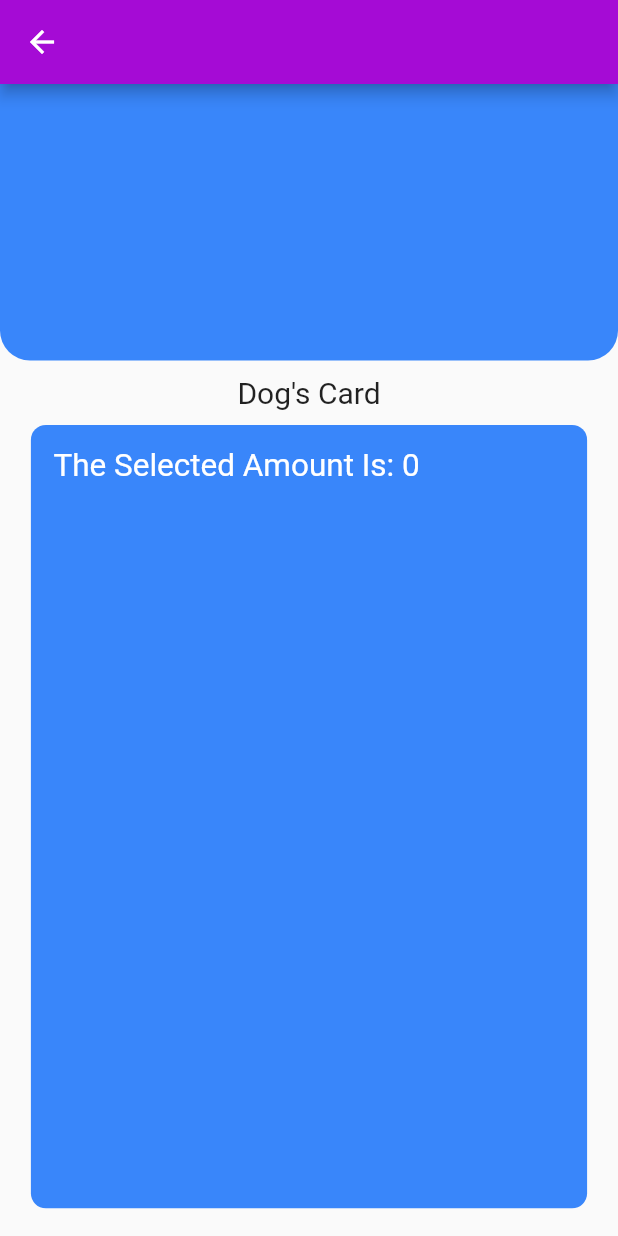
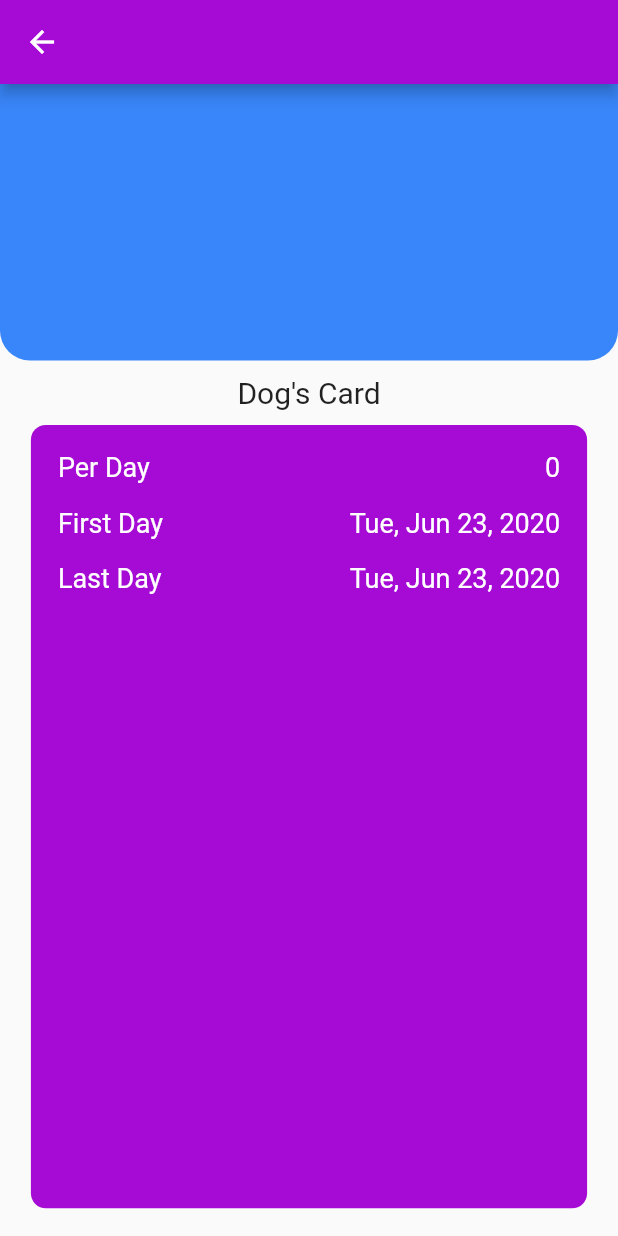
Before and after one commit to Tenzorialpuma/daggwi, a Flutter app: the PetsDetails screen opened directly with empty values, on a phone screen of 412 x 824 dp. Run offline on Flutter 3.47's test engine with Material 2 defaults, Android fonts, the phone set to English and light mode, and no system bars; our stand-ins replace google_fonts.

Commit message:
Dogs Card Now with information

```diff
--- a/lib/pet_profile.dart
+++ b/lib/pet_profile.dart
@@ -1,5 +1,7 @@
 import 'package:dawggi/assets/mainColors.dart';
 import 'package:flutter/material.dart';
+import 'package:intl/intl.dart';
+
 import 'package:dawggi/models/Dog.dart';
 import 'package:google_fonts/google_fonts.dart';
 
@@ -50,22 +52,90 @@ class PetsDetails extends StatelessWidget {
           Container(
             height: 10,
           ),
-          Center(
-            child: Container(
-                padding: EdgeInsets.all(15),
+          Container(
+            padding: EdgeInsets.all(10),
             width: MediaQuery.of(context).size.width * 0.90,
             height: (MediaQuery.of(context).size.height -
                     appBar.preferredSize.height -
                     MediaQuery.of(context).padding.top) *
                 .68,
+            child: Column(
+              children: [
+                Padding(
+                  padding: const EdgeInsets.all(8.0),
+                  child: Row(
+                    children: <Widget>[
+                      Expanded(
                         child: Text(
-                  "The Selected Amount Is: " + dog.amount.toString(),
-                  style: TextStyle(fontSize: 21.0, color: Colors.white),
+                          'Per Day',
+                          style: TextStyle(
+                            color: Colors.white,
+                            fontSize: 18.0,
+                          ),
+                        ),
+                      ),
+                      Text(
+                        dog.amount.toString(),
+                        style: TextStyle(
+                          color: Colors.white,
+                          fontSize: 18.0,
+                        ),
+                      )
+                    ],
+                  ),
+                ),
+                Padding(
+                  padding: const EdgeInsets.all(8.0),
+                  child: Row(
+                    children: <Widget>[
+                      Expanded(
+                        child: Text(
+                          'First Day',
+                          style: TextStyle(
+                            color: Colors.white,
+                            fontSize: 18.0,
+                          ),
+                        ),
+                      ),
+                      Text(
+                        DateFormat.yMMMEd().format(dog.arrivalDate).toString(),
+                        style: TextStyle(
+                          color: Colors.white,
+                          fontSize: 18.0,
+                        ),
+                      )
+                    ],
+                  ),
+                ),
+                Padding(
+                  padding: const EdgeInsets.all(8.0),
+                  child: Row(
+                    children: <Widget>[
+                      Expanded(
+                        child: Text(
+                          'Last Day',
+                          style: TextStyle(
+                            color: Colors.white,
+                            fontSize: 18.0,
+                          ),
+                        ),
+                      ),
+                      Text(
+                        DateFormat.yMMMEd().format(dog.departureDate).toString(),
+                        style: TextStyle(
+                          color: Colors.white,
+                          fontSize: 18.0,
+                        ),
+                      )
+                    ],
+                  ),
+                ),
+              ],
             ),
             decoration: BoxDecoration(
-                  color: MainColors.mainBlue,
+              color: Theme.of(context).primaryColor,
               borderRadius: BorderRadius.circular(10),
-                )),
+            ),
           ),
         ],
       ),
```
Lines whose indentation alone changed are shown as unchanged.
